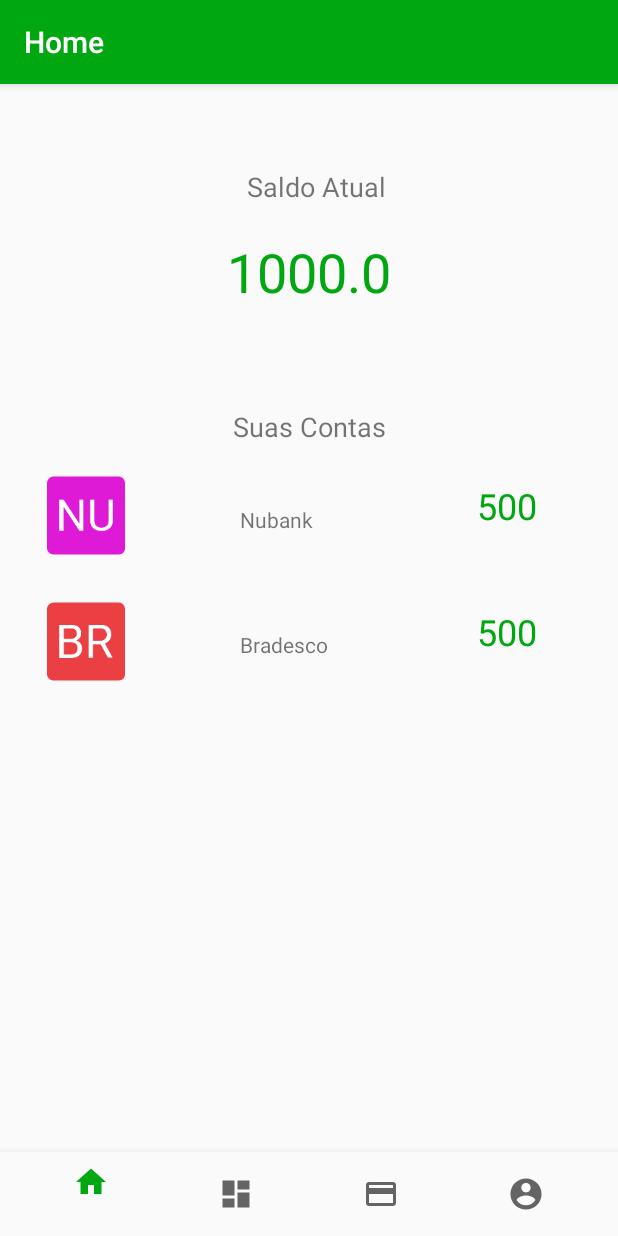
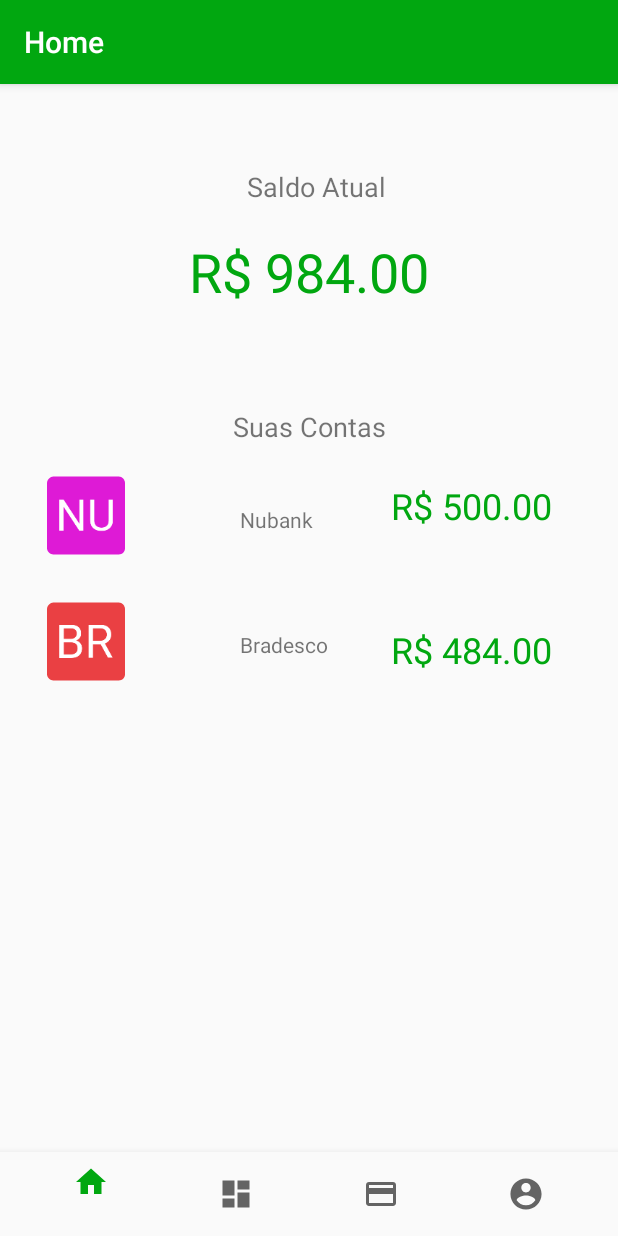
Before and after one commit to luizcoelhoc1/UFLA-IHC-prototipo-controle-financeiro, an Android app: the HomeFragment screen opened directly, with no data from a screen before it, on a phone screen of 412 x 824 dp. Run offline under Robolectric (Android 15) with nearby library versions, the phone set to English and light mode, and no system bars; our stand-ins replace navigation-ui.

Commit message:
tela de transações e outras coisinhas

```diff
--- a/ControleFinanceiro/app/src/main/AndroidManifest.xml
+++ b/ControleFinanceiro/app/src/main/AndroidManifest.xml
@@ -9,9 +9,10 @@
         android:roundIcon="@mipmap/ic_launcher_round"
         android:supportsRtl="true"
         android:theme="@style/AppTheme">
+        <activity android:name=".TransacoesActivity"></activity>
         <activity
             android:name=".MainActivity"
-            android:label="@string/title_activity_main"></activity>
+            android:label="@string/title_activity_main" />
         <activity android:name=".LoginActivity">
             <intent-filter>
                 <action android:name="android.intent.action.MAIN" />
--- a/ControleFinanceiro/app/src/main/java/com/example/controlefinanceiro/ui/dashboard/DashboardViewModel.java
+++ b/ControleFinanceiro/app/src/main/java/com/example/controlefinanceiro/ui/dashboard/DashboardViewModel.java
@@ -10,7 +10,7 @@ public class DashboardViewModel extends ViewModel {
 
     public DashboardViewModel() {
         mText = new MutableLiveData<>();
-        mText.setValue("This is dashboard fragment");
+        mText.setValue("Seu Histórico");
     }
 
     public LiveData<String> getText() {
--- a/ControleFinanceiro/app/src/main/java/com/example/controlefinanceiro/ui/home/HomeFragment.java
+++ b/ControleFinanceiro/app/src/main/java/com/example/controlefinanceiro/ui/home/HomeFragment.java
@@ -23,23 +23,30 @@ public class HomeFragment extends Fragment {
         homeViewModel =ViewModelProviders.of(this).get(HomeViewModel.class);
         View root = inflater.inflate(R.layout.fragment_home, container, false);
 
-        final TextView nubank = root.findViewById(R.id.saldo_conta1);
+        final TextView nubank = root.findViewById(R.id.nuId);
+        final TextView bradesco = root.findViewById(R.id.brid);
+        nubank.setText("500");
+        bradesco.setText("484");
+
         final TextView textView = root.findViewById(R.id.text_home);
 
 
         final String saldoNubank = nubank.getText().toString();
-        final String saldoBradesco = nubank.getText().toString();
+        final String saldoBradesco = bradesco.getText().toString();
 
         final Double nSaldoNu = Double.parseDouble(saldoNubank);
         final Double nSaldoBra = Double.parseDouble(saldoBradesco);
         final Double saldototal = nSaldoNu + nSaldoBra;
+
+
         final String result = Double.toString(saldototal);
-
 
         homeViewModel.getText().observe(this, new Observer<String>() {
             @Override
             public void onChanged(@Nullable String s) {
-                textView.setText(result);
+                nubank.setText("R$ " + saldoNubank+".00");
+                bradesco.setText("R$ " + saldoBradesco+".00");
+                textView.setText("R$ " + result+"0");
 
             }
         });
--- a/ControleFinanceiro/app/src/main/res/layout/fragment_account.xml
+++ b/ControleFinanceiro/app/src/main/res/layout/fragment_account.xml
@@ -44,7 +44,7 @@
         app:layout_constraintTop_toBottomOf="@+id/editText3" />
 
     <Button
-        android:id="@+id/button3"
+        android:id="@+id/saveId"
         android:layout_width="313dp"
         android:layout_height="43dp"
         android:layout_marginTop="40dp"
--- a/ControleFinanceiro/app/src/main/res/layout/fragment_home.xml
+++ b/ControleFinanceiro/app/src/main/res/layout/fragment_home.xml
@@ -90,31 +90,25 @@
         app:layout_constraintTop_toBottomOf="@+id/textView5" />
 
     <TextView
-        android:id="@+id/saldo_conta1"
+        android:id="@+id/nuId"
         android:layout_width="wrap_content"
         android:layout_height="wrap_content"
-        android:layout_marginTop="108dp"
-        android:text="@string/valor_conta"
+        android:layout_marginTop="24dp"
+        android:layout_marginEnd="44dp"
         android:textColor="@color/colorPrimary"
         android:textSize="24sp"
         app:layout_constraintEnd_toEndOf="parent"
-        app:layout_constraintHorizontal_bias="0.53"
-        app:layout_constraintStart_toEndOf="@+id/suas_contas"
         app:layout_constraintTop_toBottomOf="@+id/suas_contas" />
 
-
-
     <TextView
-        android:id="@+id/textView11"
+        android:id="@+id/brid"
         android:layout_width="wrap_content"
         android:layout_height="wrap_content"
-        android:layout_marginTop="24dp"
-        android:text="@string/valor_conta"
+        android:layout_marginTop="120dp"
+        android:layout_marginEnd="44dp"
         android:textColor="@color/colorPrimary"
         android:textSize="24sp"
         app:layout_constraintEnd_toEndOf="parent"
-        app:layout_constraintHorizontal_bias="0.53"
-        app:layout_constraintStart_toEndOf="@+id/suas_contas"
         app:layout_constraintTop_toBottomOf="@+id/suas_contas" />
 
 
```
Also changed, not shown: ControleFinanceiro/app/src/main/java/com/example/controlefinanceiro/TransacoesActivity.java (added, +50 -0 lines), ControleFinanceiro/app/src/main/java/com/example/controlefinanceiro/ui/account/AccountFragment.java (+11 -0 lines), ControleFinanceiro/app/src/main/java/com/example/controlefinanceiro/ui/config/ConfigFragment.java (+15 -2 lines), ControleFinanceiro/app/src/main/java/com/example/controlefinanceiro/ui/dashboard/DashboardFragment.java (+15 -1 lines), ControleFinanceiro/app/src/main/res/layout/activity_transacoes.xml (added, +118 -0 lines), ControleFinanceiro/app/src/main/res/layout/fragment_config.xml (+1 -13 lines), ControleFinanceiro/app/src/main/res/values/strings.xml (+15 -0 lines).
